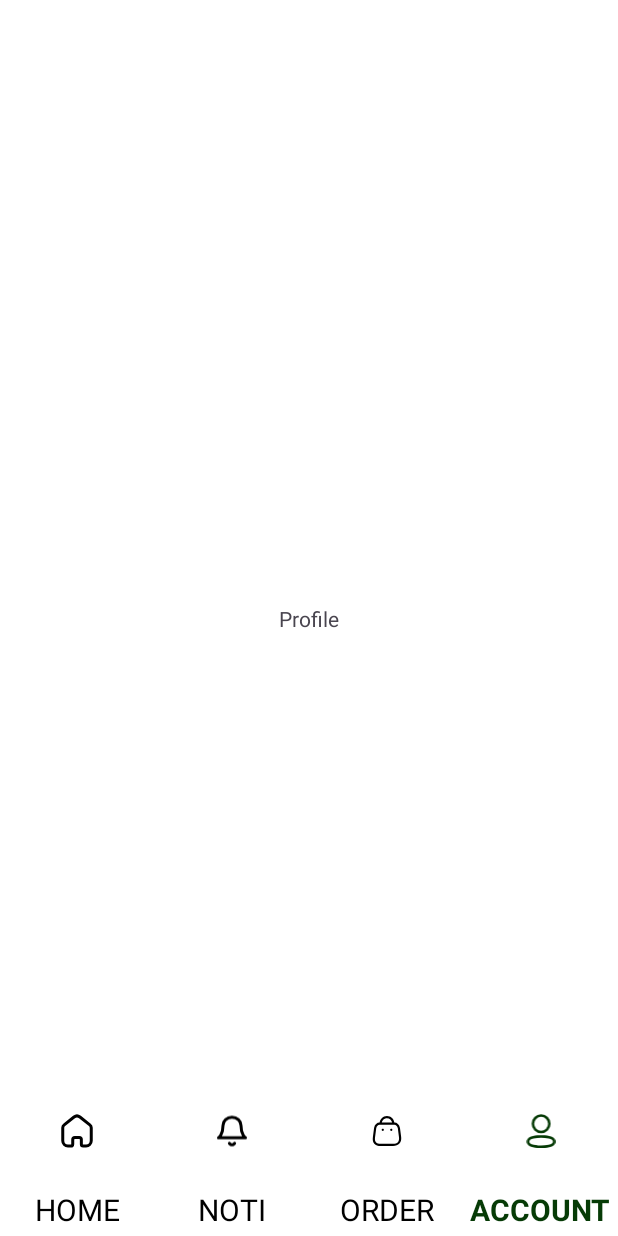
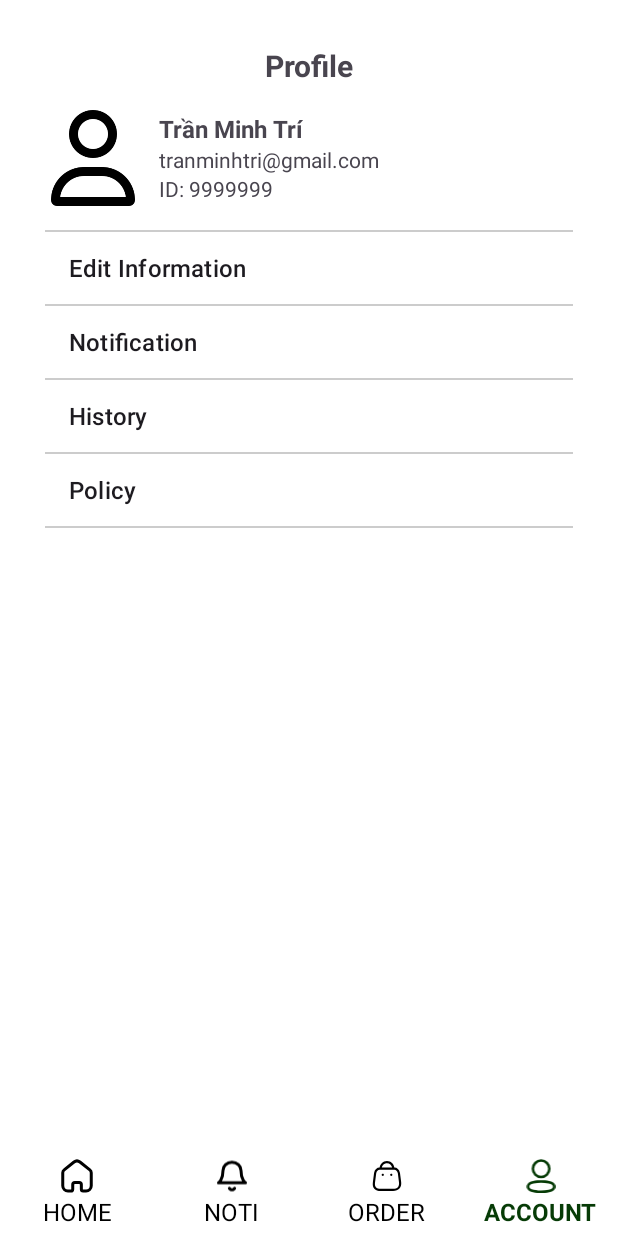
Before and after one commit to luuhavyy/collab-android-app, an Android app: the ProfileFragment screen opened through its navigation route, on a phone screen of 412 x 824 dp. Run offline under Robolectric (Android 15) with nearby library versions, the phone set to English and light mode, and no system bars; our stand-ins replace navigation-ui.

Commit message:
update navigation button, edit profile UI

```diff
--- a/app/build.gradle.kts
+++ b/app/build.gradle.kts
@@ -1,6 +1,7 @@
 plugins {
     alias(libs.plugins.android.application)
     id("io.freefair.lombok") version "8.13"
+    alias(libs.plugins.google.gms.google.services)
 }
 
 android {
@@ -46,6 +47,7 @@ dependencies {
     implementation(libs.glide)
     implementation(libs.navigation.fragment)
     implementation(libs.navigation.ui)
+    implementation(libs.firebase.database)
     annotationProcessor(libs.glide.compiler)
 
     // Lombok dependencies
--- a/app/src/main/java/com/luuhavyy/collabapp/ui/fragments/ProfileFragment.java
+++ b/app/src/main/java/com/luuhavyy/collabapp/ui/fragments/ProfileFragment.java
@@ -1,16 +1,25 @@
 package com.luuhavyy.collabapp.ui.fragments;
 
+import android.content.Intent;
 import android.os.Bundle;
 import android.view.LayoutInflater;
 import android.view.View;
 import android.view.ViewGroup;
+import android.widget.ArrayAdapter;
+import android.widget.ListView;
+import android.widget.TextView;
+import android.widget.Toast;
 
 import androidx.annotation.NonNull;
 import androidx.annotation.Nullable;
 import androidx.fragment.app.Fragment;
 
 import com.luuhavyy.collabapp.R;
+import com.luuhavyy.collabapp.ui.activities.EditInformationActivity;
 
+import lombok.NoArgsConstructor;
+
+@NoArgsConstructor
 public class ProfileFragment extends Fragment {
 
     @Nullable
@@ -20,4 +29,30 @@ public class ProfileFragment extends Fragment {
                              @Nullable Bundle savedInstanceState) {
         return inflater.inflate(R.layout.fragment_profile, container, false);
     }
+
+    @Override
+    public void onViewCreated(@NonNull View view, @Nullable Bundle savedInstanceState) {
+        super.onViewCreated(view, savedInstanceState);
+
+        ListView listView = view.findViewById(R.id.list_view);
+        String[] menuItems = requireContext().getResources().getStringArray(R.array.profile_menu_items);
+        ArrayAdapter<String> adapter = new ArrayAdapter<>(
+                requireContext(),
+                android.R.layout.simple_list_item_1,
+                menuItems
+        );
+        listView.setAdapter(adapter);
+
+        listView.setOnItemClickListener((adapterView, v, position, id) -> {
+            if (position == 0) { // Edit Information
+                Intent intent = new Intent(getActivity(), EditInformationActivity.class);
+                startActivity(intent);
+            }
+        });
+
+        TextView logout = view.findViewById(R.id.tv_logout);
+        logout.setOnClickListener(v -> {
+            Toast.makeText(getContext(), "Logged out", Toast.LENGTH_SHORT).show();
+        });
+    }
 }
--- a/app/src/main/res/layout/activity_home.xml
+++ b/app/src/main/res/layout/activity_home.xml
@@ -21,11 +21,15 @@
         style="@style/Widget.Custom.BottomNavigationView"
         android:id="@+id/bottom_nav"
         android:layout_width="match_parent"
-        android:layout_height="100dp"
+        android:layout_height="70dp"
         android:layout_gravity="bottom"
         android:background="@color/white"
         android:elevation="8dp"
         android:paddingTop="10dp"
+        android:paddingStart="0dp"
+        android:paddingEnd="0dp"
+        android:layout_marginStart="0dp"
+        android:layout_marginEnd="0dp"
         app:itemIconSize="24dp"
         app:itemIconTint="@color/selector_nav_item"
         app:itemTextColor="@color/selector_nav_item"
--- a/app/src/main/res/layout/fragment_profile.xml
+++ b/app/src/main/res/layout/fragment_profile.xml
@@ -1,20 +1,86 @@
 <?xml version="1.0" encoding="utf-8"?>
-<androidx.constraintlayout.widget.ConstraintLayout xmlns:android="http://schemas.android.com/apk/res/android"
-    xmlns:app="http://schemas.android.com/apk/res-auto"
-    xmlns:tools="http://schemas.android.com/tools"
-    android:id="@+id/profileFragment"
+<LinearLayout
+    xmlns:android="http://schemas.android.com/apk/res/android"
+    android:orientation="vertical"
+    android:padding="@dimen/screen_padding"
     android:layout_width="match_parent"
     android:layout_height="match_parent"
     android:background="@color/white">
 
     <TextView
-        android:layout_width="wrap_content"
+        android:text="Profile"
+        android:textSize="20sp"
+        android:textStyle="bold"
+        android:gravity="center"
+        android:layout_width="match_parent"
+        android:layout_height="wrap_content" />
+
+    <LinearLayout
+        android:orientation="horizontal"
+        android:layout_marginTop="16dp"
+        android:layout_width="match_parent"
         android:layout_height="wrap_content"
-        android:text="Profile"
-        app:layout_constraintBottom_toBottomOf="parent"
-        app:layout_constraintEnd_toEndOf="parent"
-        app:layout_constraintStart_toStartOf="parent"
-        app:layout_constraintTop_toTopOf="parent"
-        tools:ignore="HardcodedText" />
+        android:gravity="center_vertical">
 
-</androidx.constraintlayout.widget.ConstraintLayout>
+        <ImageView
+            android:id="@+id/avatar"
+            android:layout_width="64dp"
+            android:layout_height="64dp"
+            android:src="@drawable/avatar_placeholder"
+            android:scaleType="centerCrop" />
+
+        <LinearLayout
+            android:layout_width="wrap_content"
+            android:layout_height="wrap_content"
+            android:layout_marginStart="12dp"
+            android:orientation="vertical">
+
+            <TextView
+                android:id="@+id/tv_name"
+                android:layout_width="wrap_content"
+                android:layout_height="wrap_content"
+                android:text="Trần Minh Trí"
+                android:textSize="16sp"
+                android:textStyle="bold" />
+
+            <TextView
+                android:id="@+id/tv_email"
+                android:layout_width="wrap_content"
+                android:layout_height="wrap_content"
+                android:text="tranminhtri@gmail.com"
+                android:textSize="14sp" />
+
+            <TextView
+                android:id="@+id/tv_id"
+                android:layout_width="wrap_content"
+                android:layout_height="wrap_content"
+                android:text="ID: 9999999"
+                android:textSize="14sp" />
+        </LinearLayout>
+    </LinearLayout>
+
+    <View
+        android:layout_width="match_parent"
+        android:layout_height="1dp"
+        android:background="#CCCCCC"
+        android:layout_marginTop="16dp"/>
+
+    <ListView
+        android:id="@+id/list_view"
+        android:layout_width="match_parent"
+        android:layout_height="0dp"
+        android:layout_weight="1"
+        android:divider="#CCCCCC"
+        android:dividerHeight="1dp"
+        android:listSelector="@android:color/transparent" />
+
+    <TextView
+        android:id="@+id/tv_logout"
+        android:text="Logout"
+        android:textColor="#FF0000"
+        android:layout_marginTop="12dp"
+        android:gravity="center"
+        android:textSize="16sp"
+        android:layout_width="match_parent"
+        android:layout_height="wrap_content" />
+</LinearLayout>
--- a/app/src/main/res/values/colors.xml
+++ b/app/src/main/res/values/colors.xml
@@ -6,4 +6,6 @@
     <color name="bright_red">#FF0E12</color>
     <color name="light_mint">#E4F3EA</color>
     <color name="strong_green">#129D12</color>
+    <color name="deep_green">#007537</color>
+    <color name="gray">#888888</color>
 </resources>
--- a/app/src/main/res/values/strings.xml
+++ b/app/src/main/res/values/strings.xml
@@ -1,3 +1,15 @@
 <resources>
     <string name="app_name">Collab App</string>
+    <string name="the_information_will_be_saved_for_the_next_purchase_click_on_the_details_to_edit">The information will be saved for the next purchase. Click on the details to edit.</string>
+    <string name="full_name">Full Name</string>
+    <string name="email">Email</string>
+    <string name="address">Address</string>
+    <string name="phone">Phone</string>
+    <string name="save">Save</string>
+    <string-array name="profile_menu_items">
+        <item>Edit Information</item>
+        <item>Notification</item>
+        <item>History</item>
+        <item>Policy</item>
+    </string-array>
 </resources>
--- a/app/src/main/res/values/styles.xml
+++ b/app/src/main/res/values/styles.xml
@@ -7,7 +7,10 @@
     </style>
 
     <style name="BottomNavTextAppearance" parent="TextAppearance.AppCompat">
-        <item name="android:textSize">20sp</item>
+        <item name="android:includeFontPadding">false</item>
+        <item name="android:paddingTop">0dp</item>
+        <item name="android:paddingBottom">0dp</item>
+        <item name="android:textSize">16sp</item>
         <item name="android:textColor">?android:textColorPrimary</item>
     </style>
 </resources>
--- a/build.gradle.kts
+++ b/build.gradle.kts
@@ -1,4 +1,5 @@
 // Top-level build file where you can add configuration options common to all sub-projects/modules.
 plugins {
     alias(libs.plugins.android.application) apply false
+    alias(libs.plugins.google.gms.google.services) apply false
 }
--- a/gradle/libs.versions.toml
+++ b/gradle/libs.versions.toml
@@ -10,6 +10,8 @@ constraintlayout = "2.2.1"
 lombok = "1.18.28"
 navigationFragment = "2.9.0"
 navigationUi = "2.9.0"
+googleGmsGoogleServices = "4.4.2"
+firebaseDatabase = "21.0.0"
 
 [libraries]
 junit = { group = "junit", name = "junit", version.ref = "junit" }
@@ -26,6 +28,8 @@ navigation-fragment = { group = "androidx.navigation", name = "navigation-fragme
 navigation-ui = { group = "androidx.navigation", name = "navigation-ui", version.ref = "navigationUi" }
 navigation-fragment-ktx = { module = "androidx.navigation:navigation-fragment-ktx", version.ref = "navigationFragment" }
 navigation-ui-ktx = { module = "androidx.navigation:navigation-ui-ktx", version.ref = "navigationUi" }
+firebase-database = { group = "com.google.firebase", name = "firebase-database", version.ref = "firebaseDatabase" }
 
 [plugins]
 android-application = { id = "com.android.application", version.ref = "agp" }
+google-gms-google-services = { id = "com.google.gms.google-services", version.ref = "googleGmsGoogleServices" }
```
Also changed, not shown: app/src/main/AndroidManifest.xml (+3 -6 lines), app/src/main/java/com/luuhavyy/collabapp/ui/activities/EditInformationActivity.java (added, +64 -0 lines), app/src/main/res/drawable/ic_arrow_back.xml (added, +13 -0 lines), app/src/main/res/drawable/rounded_button.xml (added, +7 -0 lines), app/src/main/res/layout/activity_edit_information.xml (added, +137 -0 lines), app/src/main/res/values/dimens.xml (added, +7 -0 lines), app/src/main/res/drawable/avatar_placeholder.png (added).
